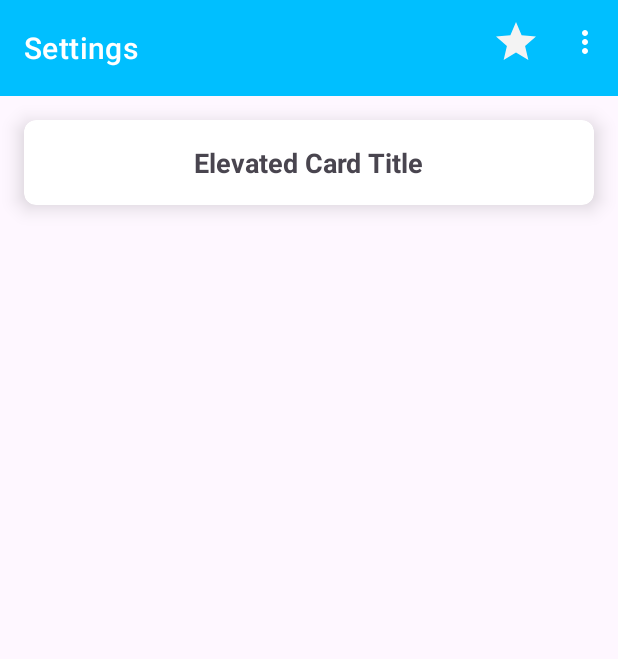
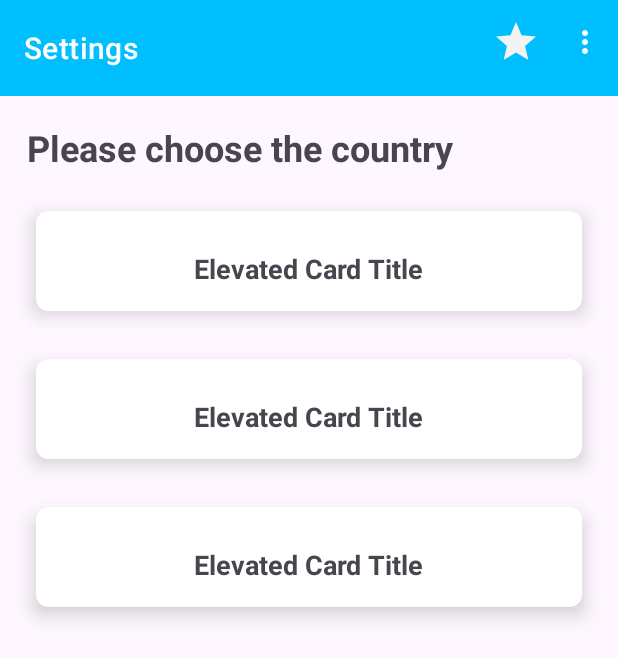
Before and after one commit to darsh-7/NewsApp, an Android app: the layout fragment_settings.xml on its own in the app's theme, with its tools: preview values and no code run, on a phone screen of 412 x 824 dp. Shown: the top 659 px of the screen. Run offline under Robolectric (Android 15) with nearby library versions, the phone set to English and light mode, and no system bars.

Commit message:
Initial commit for Home and Settings fragments

```diff
--- a/app/src/main/res/layout/fragment_settings.xml
+++ b/app/src/main/res/layout/fragment_settings.xml
@@ -1,16 +1,17 @@
 <?xml version="1.0" encoding="utf-8"?>
-<androidx.coordinatorlayout.widget.CoordinatorLayout
-    xmlns:android="http://schemas.android.com/apk/res/android"
+<androidx.coordinatorlayout.widget.CoordinatorLayout xmlns:android="http://schemas.android.com/apk/res/android"
     xmlns:app="http://schemas.android.com/apk/res-auto"
     xmlns:tools="http://schemas.android.com/tools"
     android:id="@+id/coordinator"
     android:layout_width="match_parent"
-    android:layout_height="match_parent">
+    android:layout_height="match_parent"
+    >
 
-    <!-- AppBar -->
     <com.google.android.material.appbar.AppBarLayout
+        android:id="@+id/appBarLayout"
         android:layout_width="match_parent"
-        android:layout_height="wrap_content">
+        android:layout_height="wrap_content"
+        android:theme="@style/ThemeOverlay.MaterialComponents.Dark.ActionBar">
 
         <com.google.android.material.appbar.MaterialToolbar
             android:id="@+id/topAppBar"
@@ -20,43 +21,36 @@
             app:menu="@menu/top_app_bar"
             android:background="@color/blue"
             style="@style/Widget.MaterialComponents.Toolbar.Primary" />
+
     </com.google.android.material.appbar.AppBarLayout>
 
     <androidx.constraintlayout.widget.ConstraintLayout
         android:layout_width="match_parent"
         android:layout_height="match_parent"
-        app:layout_behavior="@string/appbar_scrolling_view_behavior">
+        app:layout_behavior="@string/appbar_scrolling_view_behavior"
+        android:padding="8dp">
 
-        <androidx.cardview.widget.CardView
-            android:id="@+id/category_card"
-            android:layout_width="match_parent"
+        <TextView
+            android:id="@+id/tv_title"
+            android:layout_width="0dp"
             android:layout_height="wrap_content"
-            app:cardElevation="8dp"
-            app:cardCornerRadius="8dp"
-            android:layout_margin="16dp"
-            android:layout_marginTop="?attr/actionBarSize"
+            android:text="Please choose the country"
+            android:textSize="24sp"
+            android:textStyle="bold"
+            android:padding="10dp"
             app:layout_constraintTop_toTopOf="parent"
             app:layout_constraintStart_toStartOf="parent"
-            app:layout_constraintEnd_toEndOf="parent">
+            app:layout_constraintEnd_toEndOf="parent"/>
 
-            <LinearLayout
-                android:layout_width="match_parent"
-                android:layout_height="wrap_content"
-                android:orientation="vertical"
-                android:padding="16dp"
-                android:gravity="center">
-
-                <TextView
-                    android:id="@+id/category_title"
-                    android:layout_width="wrap_content"
-                    android:layout_height="wrap_content"
-                    android:text="Elevated Card Title"
-                    android:textSize="18sp"
-                    android:textStyle="bold" />
-
-            </LinearLayout>
-
-        </androidx.cardview.widget.CardView>
+        <androidx.recyclerview.widget.RecyclerView
+            android:id="@+id/countries_rv"
+            android:layout_width="0dp"
+            android:layout_height="0dp"
+            app:layout_constraintTop_toBottomOf="@id/tv_title"
+            app:layout_constraintBottom_toBottomOf="parent"
+            app:layout_constraintStart_toStartOf="parent"
+            app:layout_constraintEnd_toEndOf="parent"
+            tools:listitem="@layout/countries_list_item"/>
 
     </androidx.constraintlayout.widget.ConstraintLayout>
 
--- a/app/src/main/res/values/themes.xml
+++ b/app/src/main/res/values/themes.xml
@@ -1,7 +1,7 @@
 <resources xmlns:tools="http://schemas.android.com/tools">
     <!-- Base application theme. -->
     <style name="Base.Theme.News" parent="Theme.Material3.DayNight.NoActionBar">
-        <item name="android:windowFullscreen">true</item>
+<!--        <item name="android:windowFullscreen">true</item>-->
         <!-- Customize your light theme here. -->
         <!-- <item name="colorPrimary">@color/my_light_primary</item> -->
     </style>
```
Also changed, not shown: app/build.gradle.kts (+10 -1 lines), app/src/main/java/com/darsh/news/presentation/home/HomeFragment.kt (added, +93 -0 lines), app/src/main/java/com/darsh/news/presentation/home/HomeViewModel.kt (added, +25 -0 lines), app/src/main/java/com/darsh/news/presentation/newsList/NewsFragment.kt (+104 -77 lines), app/src/main/java/com/darsh/news/presentation/ui/adapters/HomeAdapter.kt (+29 -10 lines), app/src/main/java/com/darsh/news/presentation/ui/fragments/HomeFragment.kt (deleted, +0 -40 lines), app/src/main/java/com/darsh/news/presentation/ui/fragments/SettingsFragment.kt (+36 -17 lines), app/src/main/res/layout/fragment_home.xml (+7 -4 lines), app/src/main/res/navigation/app_nav.xml (+76 -2 lines), 1 other file.
